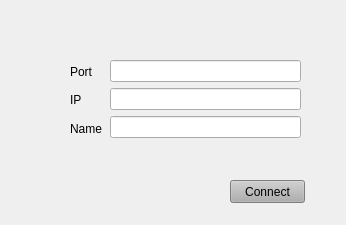
icarazob/TCPVideoChatQT, file QTClient/Ui/loginwindow.ui: the form before one commit.
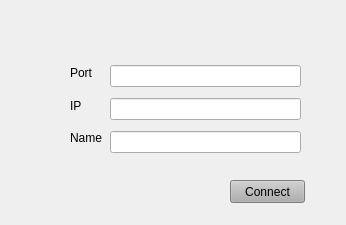
The form after the commit.

Patch:
```diff
--- a/QTClient/Ui/loginwindow.ui
+++ b/QTClient/Ui/loginwindow.ui
@@ -43,8 +43,8 @@
     <rect>
      <x>70</x>
      <y>60</y>
-     <width>41</width>
-     <height>80</height>
+     <width>49</width>
+     <height>91</height>
     </rect>
    </property>
    <layout class="QVBoxLayout" name="verticalLayout">
@@ -86,7 +86,7 @@
      <x>110</x>
      <y>60</y>
      <width>191</width>
-     <height>80</height>
+     <height>100</height>
     </rect>
    </property>
    <layout class="QVBoxLayout" name="verticalLayout_2">
```
